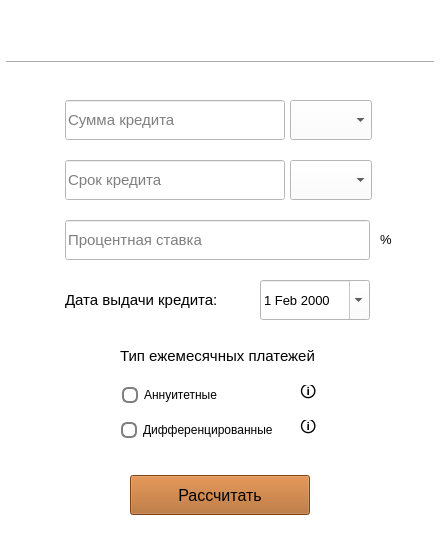
Above: src/s21_smartcalc/s21_credit.ui from kossadda/C7_s21_SmartCalc before the change. Below: the same form after it.
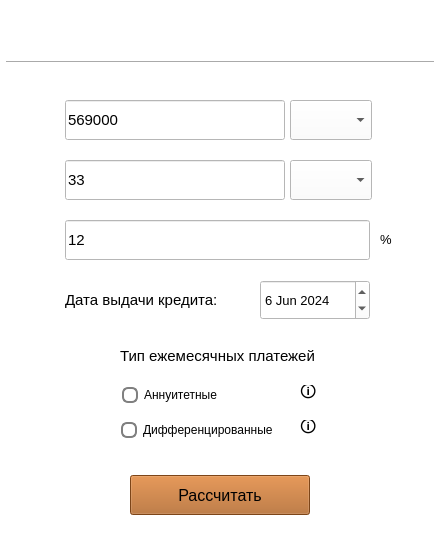
That is the form after the change. Icons and pictures are not drawn.

```diff
--- a/src/s21_smartcalc/s21_credit.ui
+++ b/src/s21_smartcalc/s21_credit.ui
@@ -183,6 +183,9 @@
     <property name="styleSheet">
      <string notr="true">color: rgb(0, 0, 0);</string>
     </property>
+    <property name="text">
+     <string>569000</string>
+    </property>
     <property name="placeholderText">
      <string>Сумма кредита</string>
     </property>
@@ -253,6 +256,9 @@
     <property name="styleSheet">
      <string notr="true">color: rgb(0, 0, 0);</string>
     </property>
+    <property name="text">
+     <string>33</string>
+    </property>
     <property name="placeholderText">
      <string>Срок кредита</string>
     </property>
@@ -311,6 +317,9 @@
     <property name="styleSheet">
      <string notr="true">color: rgb(0, 0, 0);</string>
     </property>
+    <property name="text">
+     <string>12</string>
+    </property>
     <property name="placeholderText">
      <string>Процентная ставка</string>
     </property>
@@ -593,14 +602,24 @@
     <property name="styleSheet">
      <string notr="true">color: rgb(0, 0, 0);</string>
     </property>
+    <property name="maximumDateTime">
+     <datetime>
+      <hour>18</hour>
+      <minute>59</minute>
+      <second>59</second>
+      <year>9999</year>
+      <month>12</month>
+      <day>24</day>
+     </datetime>
+    </property>
     <property name="calendarPopup">
-     <bool>true</bool>
+     <bool>false</bool>
     </property>
     <property name="date">
      <date>
-      <year>2000</year>
-      <month>2</month>
-      <day>1</day>
+      <year>2024</year>
+      <month>6</month>
+      <day>6</day>
      </date>
     </property>
    </widget>
```
